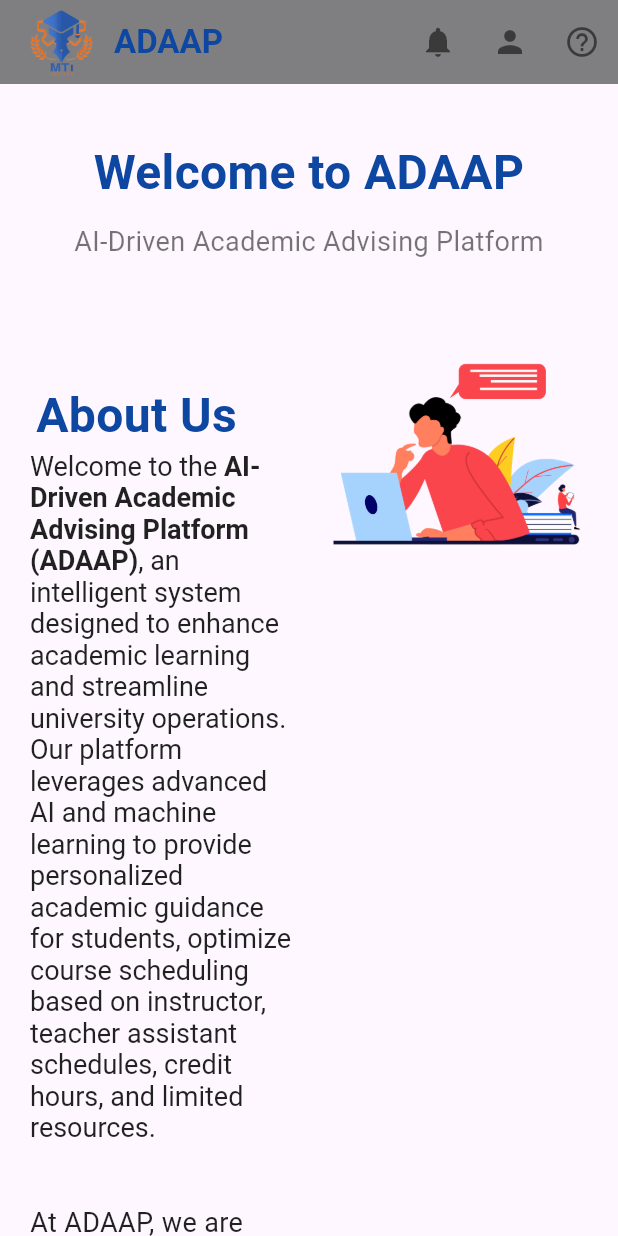
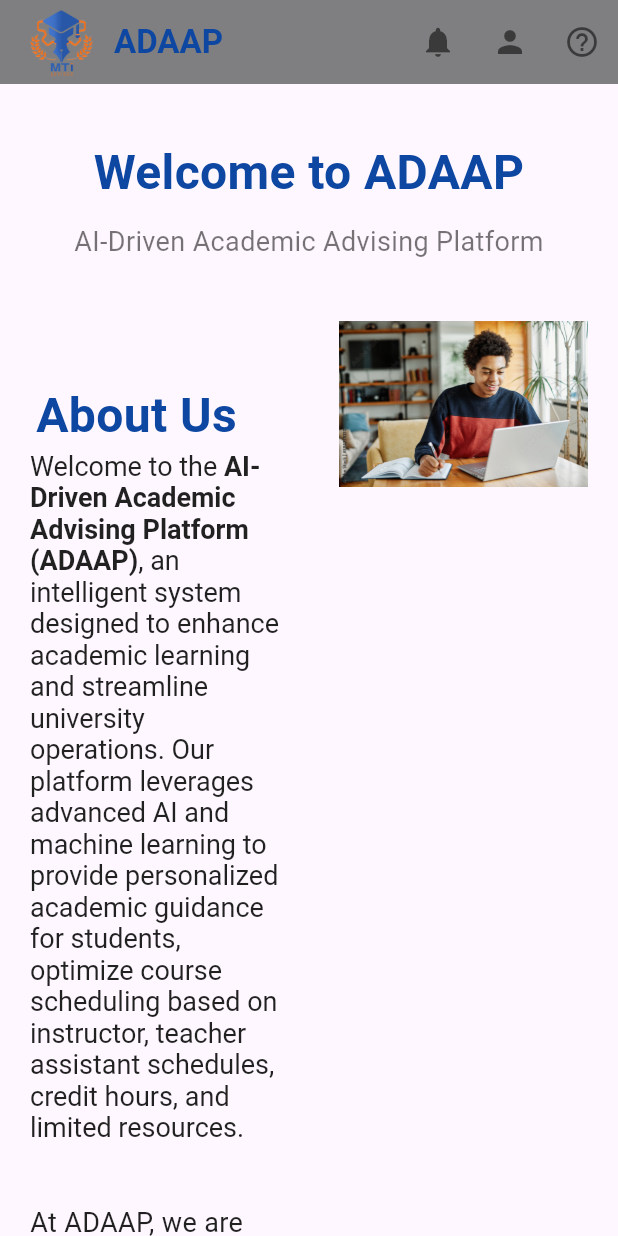
Before and after one commit to naeemnasser/Graduation_project, a Flutter app: the screen it shows after launch, on a phone screen of 412 x 824 dp. Run offline on Flutter 3.47's test engine with Material 3 defaults, Android fonts, the phone set to English and light mode, and no system bars.

Commit message:
25/02/2025 update homescreen

```diff
--- a/lib/presentation/views/home/homescreen.dart
+++ b/lib/presentation/views/home/homescreen.dart
@@ -91,9 +91,9 @@ class HomeScreen extends StatelessWidget {
                           ],
                           ),
                         ),
-                        SizedBox(width: 20),
+                        SizedBox(width: 40),
                         Expanded(
-                          child: Image.asset('assets/home.png', fit: BoxFit.scaleDown),
+                          child: Image.asset('assets/landing.jpg', fit: BoxFit.scaleDown),
                         ),
                       ],
                     ),
```
Also changed, not shown: assets/landing.jpg (added).
